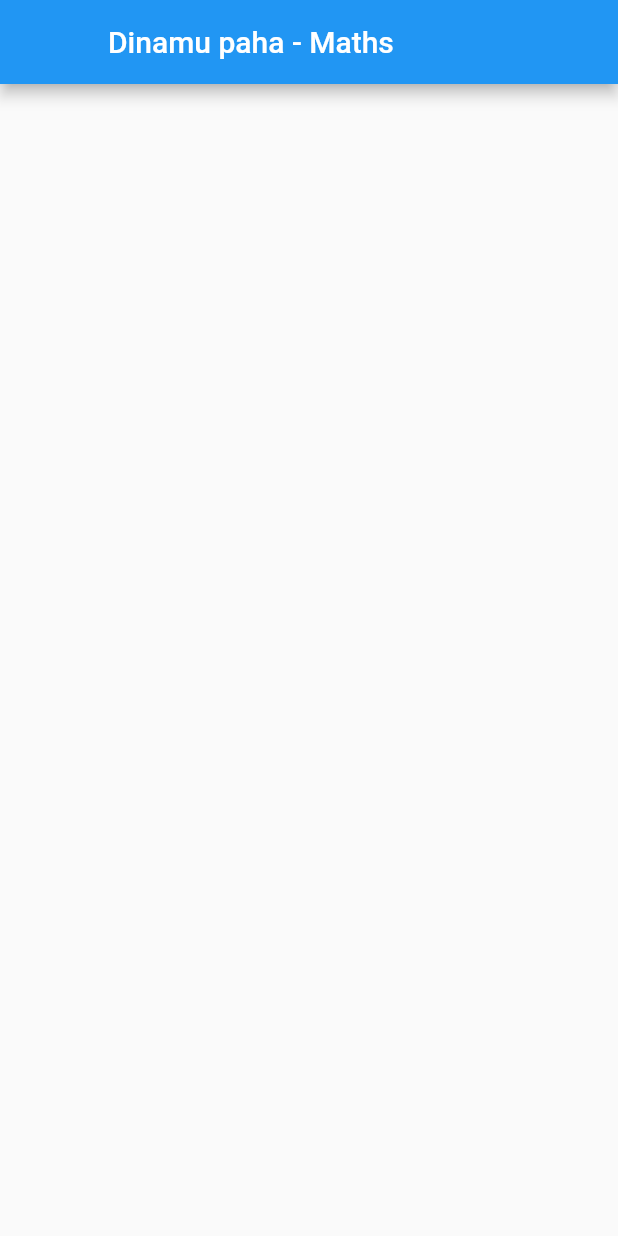
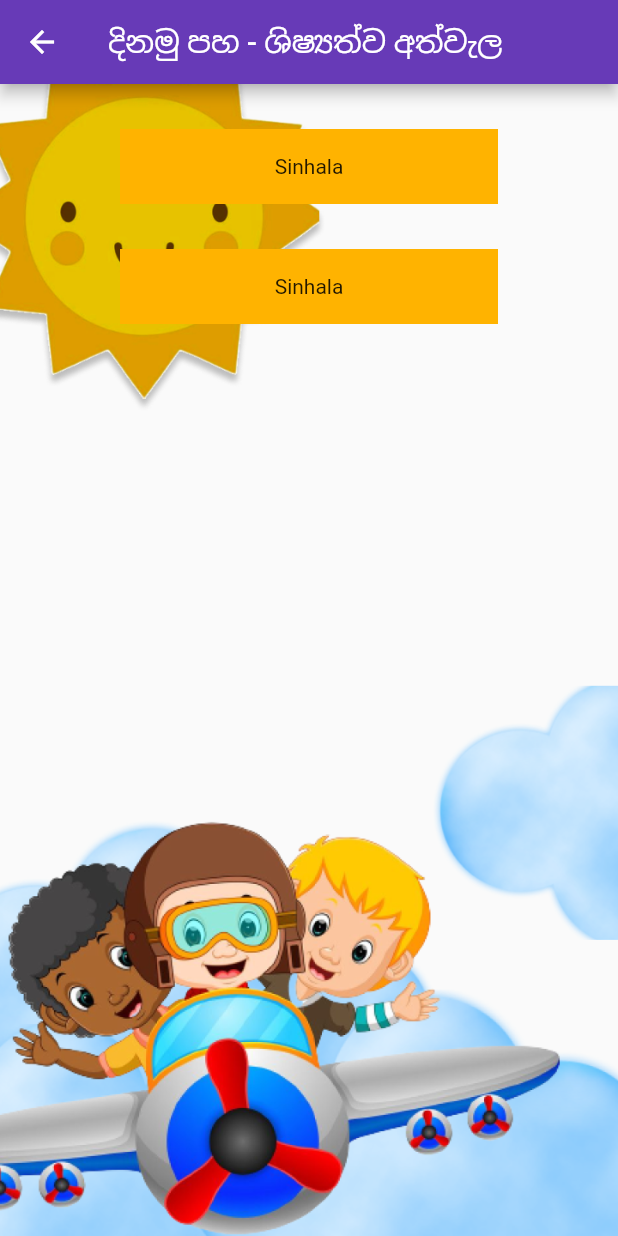
Before and after one commit to Dinamu-Paha/Mobile-app, a Flutter app: the screen it shows after launch, on a phone screen of 412 x 824 dp. Run offline on Flutter 3.47's test engine with Material 2 defaults, Android fonts, the phone set to English and light mode, and no system bars; our stand-ins replace date_field.

Commit message:
subject UI updated

```diff
--- a/dinamu_paha/lib/Screens/subject_UI.dart
+++ b/dinamu_paha/lib/Screens/subject_UI.dart
@@ -13,17 +13,49 @@ class _Subject_UIState extends State<Subject_UI> {
     return SafeArea(
       child: Scaffold(
         appBar: AppBar(
-          title: Text('Dinamu paha - Maths',),
-          leading: Row(
-            children: [
-              Padding(
-                padding: EdgeInsets.all(8.0),
-                child: Material(
-                  shape: CircleBorder(),
+          backgroundColor: Colors.deepPurple,
+          title: Text('දිනමු පහ - ශිෂ්‍යත්ව අත්වැල',),
+          leading: IconButton(
+            icon: Icon(Icons.arrow_back),
+            onPressed: (){},
+          ),
+        ),
+        body: Container(
+          width: MediaQuery.of(context).size.width,
+          height: MediaQuery.of(context).size.height,
+          decoration: BoxDecoration(
+            image: DecorationImage(
+              image: AssetImage("assets/images/Subject_UI_bk.png"),
+              fit: BoxFit.cover,
+            ),
+          ),
+          child: SingleChildScrollView(
+            scrollDirection: Axis.vertical,
+            child: Container(
+              width: MediaQuery.of(context).size.width-60,
+              padding: EdgeInsets.fromLTRB(80, 30, 80, 30),
+              height: 400,
+              child: Center(
+                child: ListView(
+                  children: [
+                    Container(
+                      width: 80,
+                      height: 50,
+                      margin: EdgeInsets.fromLTRB(0, 0, 0, 30),
+                      color: Colors.amber[600],
+                      child: Center(child: Text('Sinhala'),),
+                    ),
+                    Container(
+                      width: 100,
+                      height: 50,
+                      color: Colors.amber[600],
+                      child: Center(child: Text('Sinhala'),),
+                    )
+                  ],
                 ),
               ),
-            ],
-          )
+            ),
+          ),
         ),
       ),
     );
```
